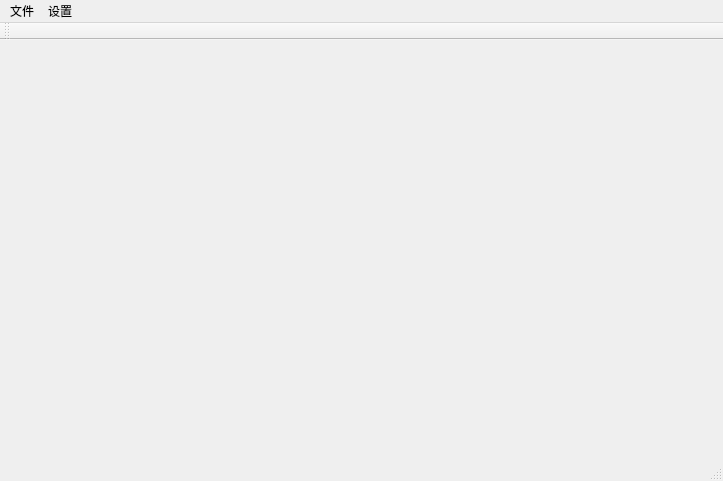
Before: the Qt Designer form Client.ui in Bingao-hn/Client, drawn with Qt 5.
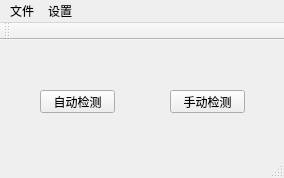
After: the same form once the commit is applied.

Commit message:
增加自动检测，手动检测窗口，功能待完善
最基本的功能，连接服务器，图片预览和保存

Diff of the .ui file:
```diff
--- a/Client.ui
+++ b/Client.ui
@@ -6,20 +6,47 @@
    <rect>
     <x>0</x>
     <y>0</y>
-    <width>723</width>
-    <height>481</height>
+    <width>284</width>
+    <height>178</height>
    </rect>
   </property>
   <property name="windowTitle">
    <string>Client</string>
   </property>
-  <widget class="QWidget" name="centralWidget"/>
+  <widget class="QWidget" name="centralWidget">
+   <widget class="QPushButton" name="btn_auto">
+    <property name="geometry">
+     <rect>
+      <x>40</x>
+      <y>50</y>
+      <width>75</width>
+      <height>23</height>
+     </rect>
+    </property>
+    <property name="text">
+     <string>自动检测</string>
+    </property>
+   </widget>
+   <widget class="QPushButton" name="btn_manual">
+    <property name="geometry">
+     <rect>
+      <x>170</x>
+      <y>50</y>
+      <width>75</width>
+      <height>23</height>
+     </rect>
+    </property>
+    <property name="text">
+     <string>手动检测</string>
+    </property>
+   </widget>
+  </widget>
   <widget class="QMenuBar" name="menuBar">
    <property name="geometry">
     <rect>
      <x>0</x>
      <y>0</y>
-     <width>723</width>
+     <width>284</width>
      <height>23</height>
     </rect>
    </property>
```
The commit also changes 9 other files.
